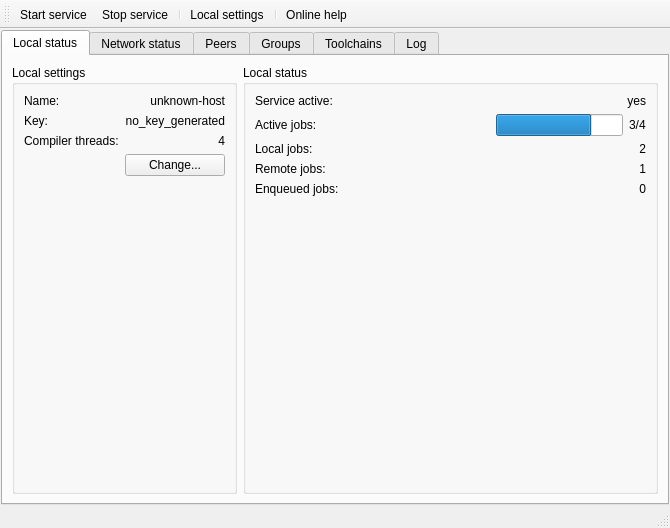
Old version of the form ddcn_control/MainWindow.ui in the repository mgottschlag/ddcn.
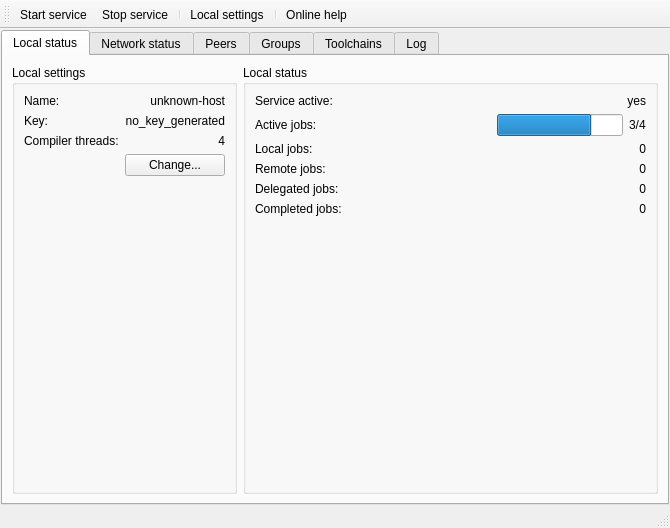
New version of the form. The open tabs and pages were chosen to show the change. Icons and pictures are not drawn.

Commit message: GUI updated, according to recent changes in of the dbus signals and slots in CompilerServiceAdaptor.

```diff
--- a/ddcn_control/MainWindow.ui
+++ b/ddcn_control/MainWindow.ui
@@ -145,22 +145,22 @@
            <item row="4" column="0">
             <widget class="QLabel" name="label_7">
              <property name="text">
-              <string>Enqueued jobs:</string>
+              <string>Delegated jobs:</string>
              </property>
             </widget>
            </item>
-           <item row="2" column="2">
-            <widget class="QLabel" name="label_14">
+           <item row="2" column="3">
+            <widget class="QLabel" name="labelLocalJobs">
              <property name="text">
-              <string>2</string>
+              <string>0</string>
              </property>
              <property name="alignment">
               <set>Qt::AlignRight|Qt::AlignTrailing|Qt::AlignVCenter</set>
              </property>
             </widget>
            </item>
-           <item row="4" column="2">
-            <widget class="QLabel" name="label_15">
+           <item row="4" column="3">
+            <widget class="QLabel" name="labelDelegatedJobs">
              <property name="text">
               <string>0</string>
              </property>
@@ -169,17 +169,17 @@
              </property>
             </widget>
            </item>
-           <item row="3" column="2">
-            <widget class="QLabel" name="label_16">
+           <item row="3" column="3">
+            <widget class="QLabel" name="labelRemoteJobs">
              <property name="text">
-              <string>1</string>
+              <string>0</string>
              </property>
              <property name="alignment">
               <set>Qt::AlignRight|Qt::AlignTrailing|Qt::AlignVCenter</set>
              </property>
             </widget>
            </item>
-           <item row="1" column="1">
+           <item row="1" column="2">
             <spacer name="horizontalSpacer">
              <property name="orientation">
               <enum>Qt::Horizontal</enum>
@@ -199,7 +199,7 @@
              </property>
             </widget>
            </item>
-           <item row="0" column="2">
+           <item row="0" column="3">
             <widget class="QLabel" name="label_21">
              <property name="text">
               <string>yes</string>
@@ -209,7 +209,7 @@
              </property>
             </widget>
            </item>
-           <item row="1" column="2">
+           <item row="1" column="3">
             <layout class="QHBoxLayout" name="horizontalLayout_2">
              <item>
               <widget class="QProgressBar" name="progressBar">
@@ -236,7 +236,7 @@
              </item>
             </layout>
            </item>
-           <item row="5" column="0">
+           <item row="6" column="0">
             <spacer name="verticalSpacer">
              <property name="orientation">
               <enum>Qt::Vertical</enum>
@@ -249,6 +249,23 @@
              </property>
             </spacer>
            </item>
+           <item row="5" column="0">
+            <widget class="QLabel" name="label_17">
+             <property name="text">
+              <string>Completed jobs:</string>
+             </property>
+            </widget>
+           </item>
+           <item row="5" column="3">
+            <widget class="QLabel" name="labelCompletedJobs">
+             <property name="text">
+              <string>0</string>
+             </property>
+             <property name="alignment">
+              <set>Qt::AlignRight|Qt::AlignTrailing|Qt::AlignVCenter</set>
+             </property>
+            </widget>
+           </item>
           </layout>
          </widget>
         </item>
```
Left out of the diff: 28 changed lines with no effect on the pictures. The commit also changes 2 other files.
